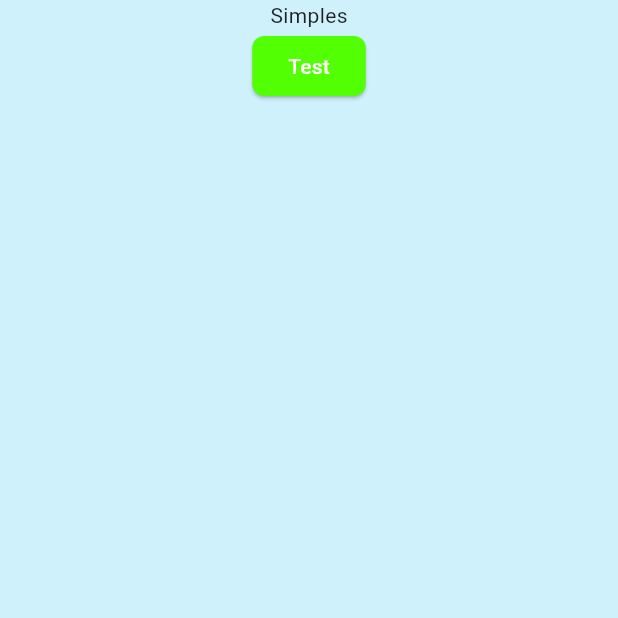
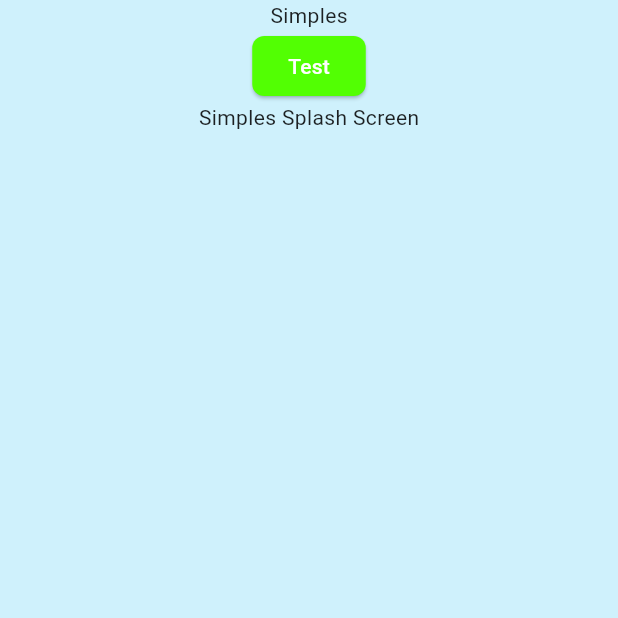
Before and after one commit to rajajanarthanan/proWaSenderApp, a Flutter app: the SimplesSplashScreen screen opened directly, on a phone screen of 412 x 824 dp, the top half of it. Run offline on Flutter 3.47's test engine with Material 3 defaults, Android fonts, the phone set to English and light mode, and no system bars; our stand-ins replace bloc, cloud_firestore, cloud_functions, dartz, dio, equatable and 8 more; missing offline and left inert: dart:html; accounts and stored records are empty; statements that could not run were skipped.

Commit message:
added splashToDo

```diff
--- /dev/null
+++ b/lib/core/presentation/simples_splash_screen.dart
@@ -0,0 +1,23 @@
+import 'package:flutter/material.dart';
+import 'package:simplyfirescore/widget_controller.dart';
+
+import '../app/global_exports.dart';
+
+class SimplesSplashScreen extends StatelessWidget {
+  const SimplesSplashScreen({super.key});
+
+  @override
+  Widget build(BuildContext context) {
+    final controller = WidgetController();
+    return Scaffold(
+        body: Center(
+            child: Column(
+      children: [
+        Text(Strings.appTitle),
+        ElevatedButton(child: Text("Test"), onPressed: () async {}),
+        //TODO: build the splash with svg
+        Text("Simples Splash Screen")
+      ],
+    )));
+  }
+}
--- a/lib/main.dart
+++ b/lib/main.dart
@@ -24,25 +24,3 @@ class SimplesApp extends StatelessWidget {
     );
   }
 }
-
-class SimplesSplashScreen extends StatelessWidget {
-  const SimplesSplashScreen({super.key});
-
-  @override
-  Widget build(BuildContext context) {
-    final controller = WidgetController();
-    return Scaffold(
-        body: Center(
-            child: Column(
-      children: [
-        Text(Strings.appTitle),
-        ElevatedButton(
-            child: Text("Test"),
-            onPressed: () async {
-              await controller.test();
-            }),
-        Obx(() => Text(controller.resultText.value))
-      ],
-    )));
-  }
-}
```
